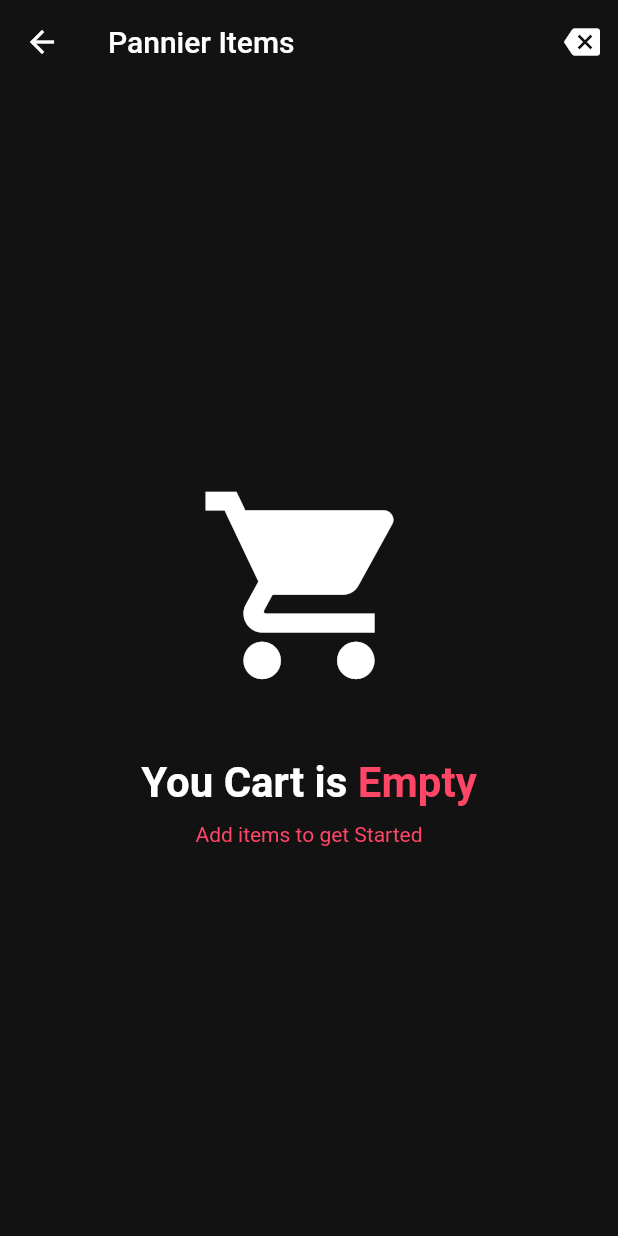
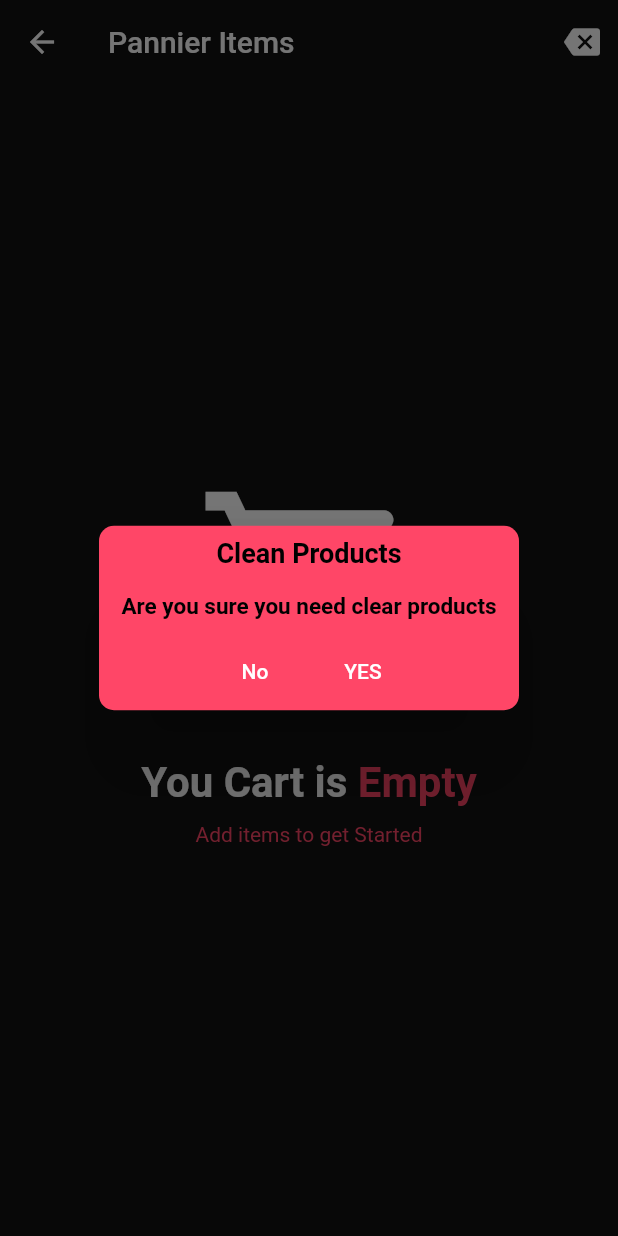
Before and after one commit to ihebmeftah/E-commerce-Full-App-Web-Getx---Firebase-Mvc, a Flutter app: the PannierScreen screen opened by its route, after a tap on the "backspace" icon, on a phone screen of 412 x 824 dp. Run offline on Flutter 3.47's test engine with Material 2 defaults, Android fonts, the phone set to English and light mode, and no system bars; our stand-ins replace animated_text_kit, badges, carousel_slider, firebase_auth, firebase_core, flutter_rating_bar and 9 more; missing offline and left inert: loading_overlay_pro; accounts and stored records are empty; network calls fail; statements that could not run were skipped.

Commit message:
fix error

```diff
--- a/lib/logic/controllers/panniercontroller.dart
+++ b/lib/logic/controllers/panniercontroller.dart
@@ -1,8 +1,12 @@
 import 'package:ecommerceapp/models/productmodels.dart';
+import 'package:ecommerceapp/routes/routes.dart';
+import 'package:ecommerceapp/utils/theme.dart';
+import 'package:flutter/material.dart';
 import 'package:get/get.dart';
 
 class PannierController extends GetxController {
   var productMap = {}.obs;
+
   get productPrice =>
       productMap.entries.map((e) => e.key.price * e.value).toList();
 
@@ -33,6 +37,33 @@ class PannierController extends GetxController {
   }
 
   void clearALL() {
-    productMap.clear();
+    Get.defaultDialog(
+      title: "Clean Products",
+      titleStyle: const TextStyle(
+        fontSize: 18,
+        color: Colors.black,
+        fontWeight: FontWeight.bold,
+      ),
+      middleText: 'Are you sure you need clear products',
+      middleTextStyle: const TextStyle(
+        fontSize: 15,
+        color: Colors.black,
+        fontWeight: FontWeight.bold,
+      ),
+      backgroundColor: !Get.isDarkMode ? pinkClr : mainColor,
+      radius: 10,
+      textCancel: " No ",
+      cancelTextColor: Colors.white,
+      textConfirm: " YES ",
+      confirmTextColor: Colors.white,
+      onCancel: () {
+        Get.toNamed(Routes.pannierScreen);
+      },
+      onConfirm: () {
+        productMap.clear();
+        Get.back();
+      },
+      buttonColor: !Get.isDarkMode ? pinkClr : mainColor,
+    );
   }
 }
--- a/lib/view/widgets/home/carditems.dart
+++ b/lib/view/widgets/home/carditems.dart
@@ -161,8 +161,6 @@ class Carditems extends StatelessWidget {
                     ),
                     IconButton(
                       onPressed: () {
-                        pannierController.addproductTopannier(prodMod);
-
                         try {
                           pannierController.addproductTopannier(prodMod);
                         } catch (e) {
```
